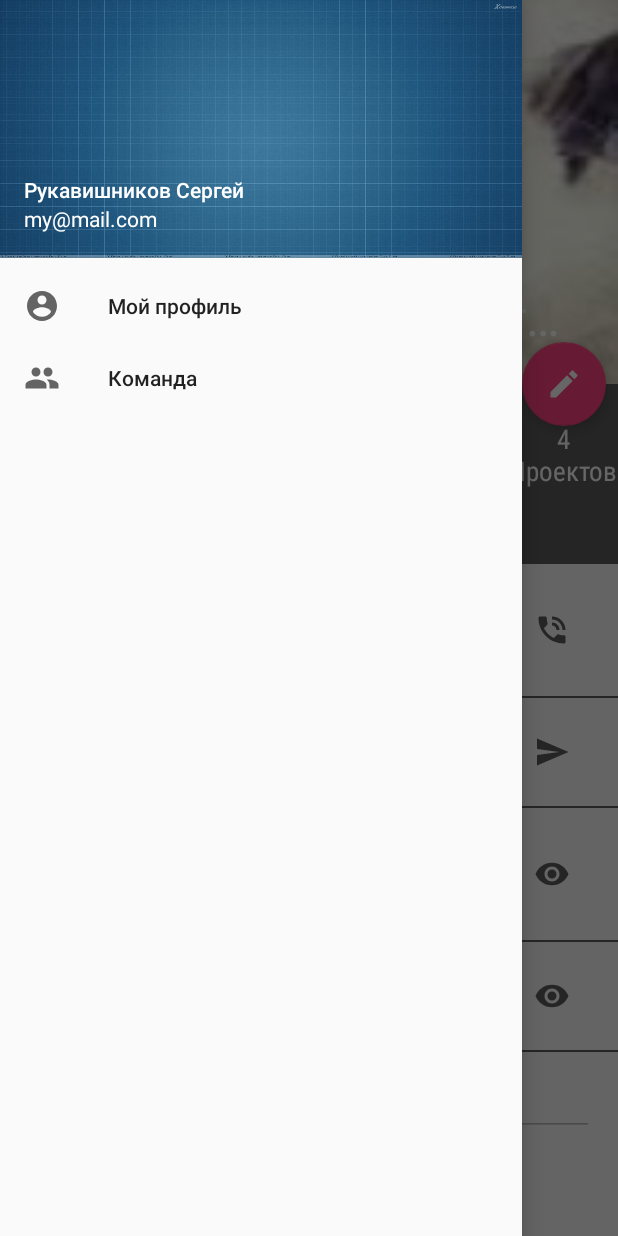
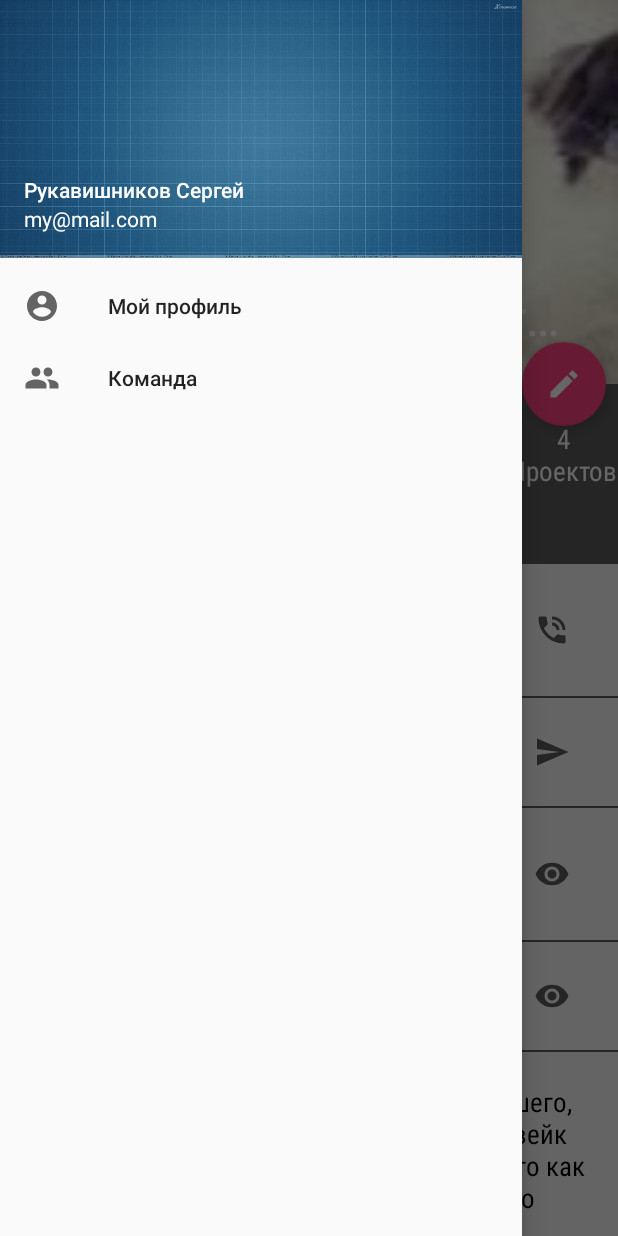
Before and after one commit to rukavishnikov-sv/DevIntensive, an Android app: the screen it shows after launch (MainActivity), with the side drawer open, on a phone screen of 412 x 824 dp. Run offline under Robolectric (Android 15) with nearby library versions, the phone set to English and light mode, and no system bars; our stand-ins replace ButterKnife, Picasso; pictures from the network do not load; 6 statements that could not run were skipped.

Commit message:
hometask_5

```diff
--- a/app/src/main/java/com/softdesign/devintensive/ui/activities/MainActivity.java
+++ b/app/src/main/java/com/softdesign/devintensive/ui/activities/MainActivity.java
@@ -48,6 +48,7 @@ import java.util.regex.Matcher;
 import java.util.regex.Pattern;
 
 import android.Manifest;
+import android.widget.TextView;
 //import butterknife.BindView;
 //import butterknife.ButterKnife;
 
@@ -70,6 +71,9 @@ public class MainActivity extends BaseActivity implements View.OnClickListener{
     private EditText mUserPhone, mUserMail, mUserVk, mUserGit, mUserBio;
     private ImageView mPhoneCall, mEmailSend, mVkOpen, mGitOpen;
     private List<EditText> mUserInfoViews;
+
+    private TextView mUserValueRaiting, mUserValueCodeLines, mUserValueProjects;
+    private List<TextView> mUserValueViews;
 
     private AppBarLayout.LayoutParams mAppBarParams = null;
     private File mPhotoFile = null;
@@ -108,6 +112,11 @@ public class MainActivity extends BaseActivity implements View.OnClickListener{
         mUserVk=(EditText) findViewById(R.id.vk_et);
         mUserGit=(EditText) findViewById(R.id.github_et);
         mUserBio=(EditText) findViewById(R.id.about_et);
+
+        mUserValueRaiting = (TextView) findViewById(R.id.user_info_rait_txt);
+        mUserValueCodeLines = (TextView) findViewById(R.id.user_info_code_lines_txt);
+        mUserValueProjects = (TextView) findViewById(R.id.user_info_project_txt);
+
         mPhoneCall=(ImageView)findViewById(R.id.phone_call_img);
         mEmailSend=(ImageView)findViewById(R.id.email_send_img);
         mVkOpen=(ImageView)findViewById(R.id.vk_open_img);
@@ -119,6 +128,11 @@ public class MainActivity extends BaseActivity implements View.OnClickListener{
         mUserInfoViews.add(mUserGit);
         mUserInfoViews.add(mUserBio);
 
+        mUserValueViews = new ArrayList();
+        mUserValueViews.add(mUserValueRaiting);
+        mUserValueViews.add(mUserValueCodeLines);
+        mUserValueViews.add(mUserValueProjects);
+
         mFab.setOnClickListener(this);
         mPrifilePlaceholder.setOnClickListener(this);
 
@@ -129,7 +143,9 @@ public class MainActivity extends BaseActivity implements View.OnClickListener{
 
         setupToolBar();
         setupDrawer();
-        loadUserInfoValue();
+        initUserField();
+        initUserInfoValue();
+        initContentValue();
         Picasso.with(this)
                 .load(mDataManager.getPreferenceManager().loadUserPhoto())
                 .placeholder(R.drawable.r)////TODO: сделать плейсхолдер и transform + crop
@@ -386,7 +402,7 @@ public class MainActivity extends BaseActivity implements View.OnClickListener{
                 hideProfilePlaceholder();
                 unlockToolbar();
                 mCollapsingToolbar.setExpandedTitleColor(getResources().getColor(R.color.white));
-                saveUserInfoValue();
+                saveUserFields();
             }
             mPhoneCall.setEnabled(true);//разрешение звонка
             mEmailSend.setEnabled(true);//разрешение отправки почты
@@ -395,7 +411,7 @@ public class MainActivity extends BaseActivity implements View.OnClickListener{
         }
 
     }
-    private void loadUserInfoValue(){
+    private void loadUserFields(){
         //Загрузка данных
         List<String> userData = mDataManager.getPreferenceManager().loadUserProfileData();
         for (int i=0; i<userData.size(); i++) {
@@ -403,15 +419,35 @@ public class MainActivity extends BaseActivity implements View.OnClickListener{
         }
 
     }
-    private void saveUserInfoValue(){
+    private void saveUserFields(){
         // Сохранение данных
         List<String> userData =new ArrayList<>();
         for (EditText userFieldView : mUserInfoViews ) {
             userData.add(userFieldView.getText().toString());
         }
         mDataManager.getPreferenceManager().saveUserProfileData(userData);
+    }
+    private void initUserInfoValue(){
+        List <String> userData= mDataManager.getPreferenceManager().loadUserProfileValues();
+        for (int i = 0; i < userData.size(); i++) {
+            mUserValueViews.get(i).setText(userData.get(i));
+
+        }
 
     }
+    private void initUserField() {
+        List<String> userFields = mDataManager.getPreferenceManager().loadUserProfileData();
+        for (int i = 0; i < userFields.size(); i++) {
+            if (!userFields.get(i).equals("null")) mUserInfoViews.get(i).setText(userFields.get(i));
+        }
+    }
+
+        private void initContentValue() {
+                List<String> contentData = mDataManager.getPreferenceManager().loadContentValue();
+                for (int i = 0; i < contentData.size(); i++) {
+                    mUserInfoViews.get(i).setText(contentData.get(i));
+                    }
+            }
     private void loadPhotoFromGalery(){
         Intent takeGaleryIntent = new Intent(Intent.ACTION_PICK_ACTIVITY, MediaStore.Images.Media.EXTERNAL_CONTENT_URI);
         takeGaleryIntent.setType("image/*");
```
